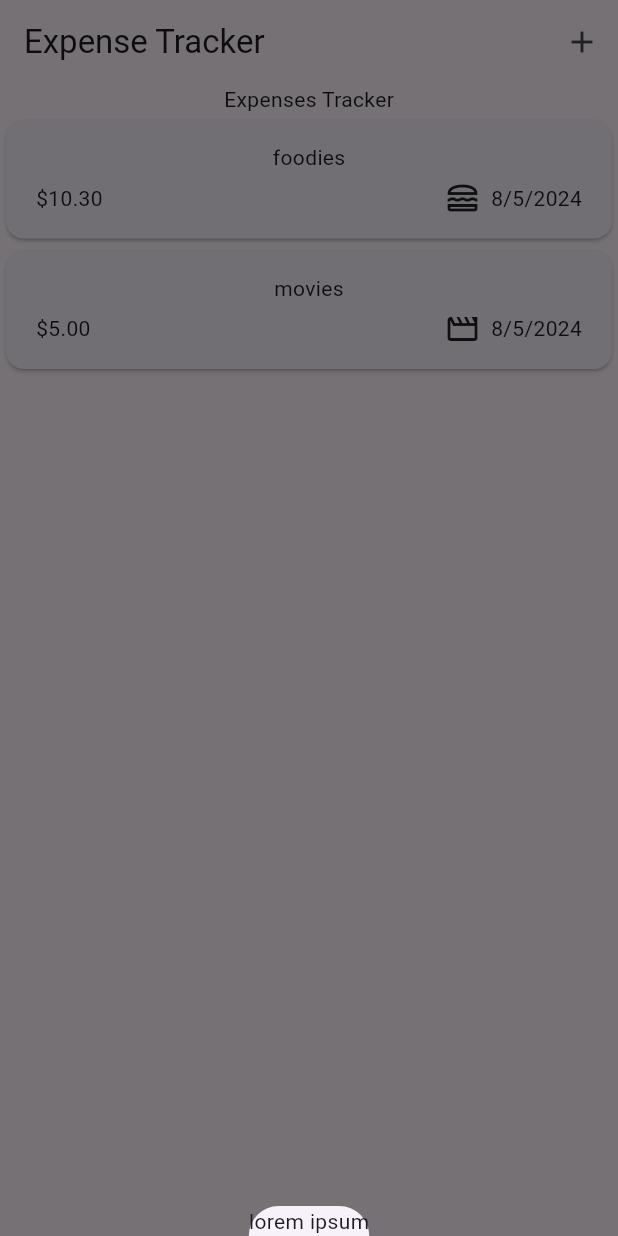
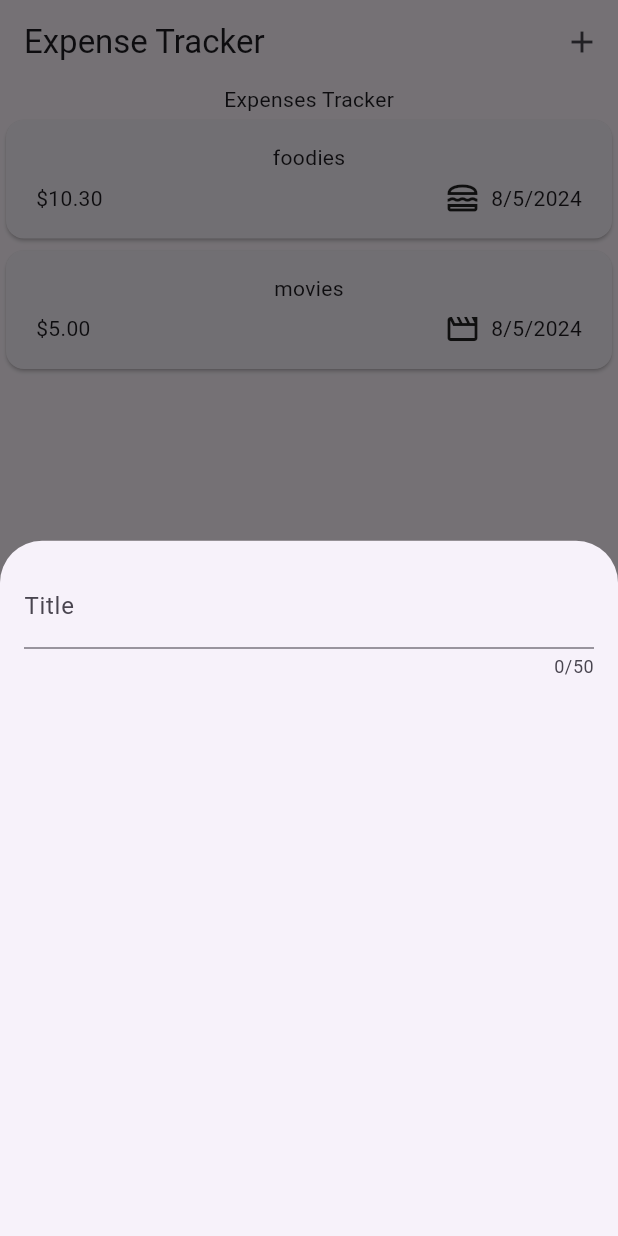
Before and after one commit to AaronPeterOcen/expense_tracker, a Flutter app: the screen it shows after launch, after a tap on the "add" icon, on a phone screen of 412 x 824 dp. Run offline on Flutter 3.47's test engine with Material 3 defaults, Android fonts, the phone set to English and light mode, and no system bars.

Commit message:
handling user input with textfield

```diff
--- a/lib/widgets/expenses.dart
+++ b/lib/widgets/expenses.dart
@@ -1,5 +1,6 @@
 import 'package:expense_tracker/widgets/expenses_list/expenses_list.dart';
 import 'package:expense_tracker/models/expense.dart';
+import 'package:expense_tracker/widgets/new_expense.dart';
 import 'package:flutter/material.dart';
 
 // FlutterError
@@ -29,7 +30,7 @@ class _ExpensesState extends State<Expenses> {
 
   void _openExpenseAdd() {
     showModalBottomSheet(
-        context: context, builder: (xtx) => const Text('lorem ipsum'));
+        context: context, builder: (xtx) => const NewExpense());
   }
 
   @override
--- /dev/null
+++ b/lib/widgets/new_expense.dart
@@ -0,0 +1,27 @@
+import 'package:flutter/material.dart';
+
+class NewExpense extends StatefulWidget {
+  const NewExpense({super.key});
+
+  @override
+  State<NewExpense> createState() => _NewExpenseState();
+}
+
+class _NewExpenseState extends State<NewExpense> {
+  @override
+  Widget build(BuildContext context) {
+    return const Padding(
+      padding: EdgeInsets.all(16),
+      child: Column(
+        children: [
+          TextField(
+            maxLength: 50,
+            decoration: InputDecoration(
+              label: Text('Title'),
+            ),
+          ),
+        ],
+      ),
+    );
+  }
+}
```
